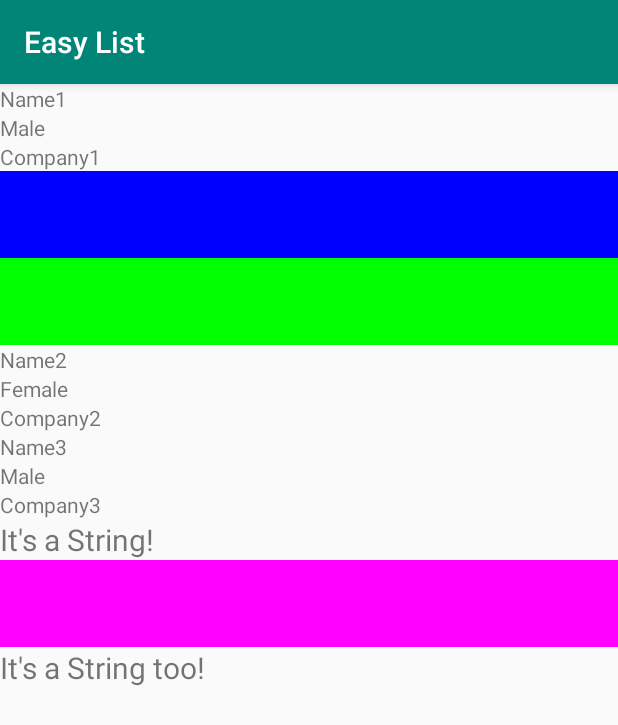
After one commit to nicolasCastro/easy-list, an Android app: the MultiRendererListActivity screen opened directly, with no data from a screen before it, on a phone screen of 412 x 824 dp. The commit adds this screen. Shown: the top 725 px of the screen. Run offline under Robolectric (Android 15) with nearby library versions, the phone set to English and light mode, and no system bars.

Commit message:
add easylist sample

```diff
--- a/app/src/main/AndroidManifest.xml
+++ b/app/src/main/AndroidManifest.xml
@@ -12,6 +12,8 @@
             android:theme="@style/AppTheme">
         <activity android:name=".RendererListActivity">
         </activity>
+        <activity android:name=".MultiRendererListActivity">
+        </activity>
         <activity android:name=".PagedListActivity">
         </activity>
         <activity android:name=".MainActivity">
--- /dev/null
+++ b/app/src/main/java/com/thinkup/sampleeasy/ColoredItem.kt
@@ -0,0 +1,3 @@
+package com.thinkup.sampleeasy
+
+data class ColoredItem(val color: Int)
--- /dev/null
+++ b/app/src/main/java/com/thinkup/sampleeasy/ColoredRenderer.kt
@@ -0,0 +1,15 @@
+package com.thinkup.sampleeasy
+
+import android.view.View
+import android.view.ViewGroup
+import androidx.core.content.ContextCompat
+import com.thinkup.easycore.ViewRenderer
+import kotlinx.android.synthetic.main.item_sample.view.*
+
+class ColoredRenderer : ViewRenderer<ColoredItem, View>(ColoredItem::class) {
+    override fun create(parent: ViewGroup): View = inflate(R.layout.item_sample, parent, false)
+
+    override fun bind(view: View, model: ColoredItem, position: Int) {
+        view.setBackgroundColor(model.color)
+    }
+}
--- /dev/null
+++ b/app/src/main/java/com/thinkup/sampleeasy/CustomStringView.kt
@@ -0,0 +1,15 @@
+package com.thinkup.sampleeasy
+
+import android.content.Context
+import android.util.AttributeSet
+import android.widget.TextView
+
+class CustomStringView(context: Context, attrs: AttributeSet?) : TextView(context, attrs) {
+    init {
+        textSize = 20.0f
+    }
+
+    fun bind(text: String) {
+        this.text = text
+    }
+}
--- a/app/src/main/java/com/thinkup/sampleeasy/MainActivity.kt
+++ b/app/src/main/java/com/thinkup/sampleeasy/MainActivity.kt
@@ -24,5 +24,9 @@ class MainActivity : AppCompatActivity() {
         listSampleButton.setOnClickListener {
             startActivity(Intent(this, RendererListActivity::class.java))
         }
+
+        multilistSampleButton.setOnClickListener {
+            startActivity(Intent(this, MultiRendererListActivity::class.java))
+        }
     }
 }
--- /dev/null
+++ b/app/src/main/java/com/thinkup/sampleeasy/MultiRendererListActivity.kt
@@ -0,0 +1,59 @@
+package com.thinkup.sampleeasy
+
+import android.graphics.Color
+import android.os.Bundle
+import androidx.appcompat.app.AppCompatActivity
+import androidx.recyclerview.widget.LinearLayoutManager
+import com.thinkup.easylist.RendererAdapter
+import kotlinx.android.synthetic.main.activity_renderer_list.*
+
+class MultiRendererListActivity : AppCompatActivity() {
+
+    val adapter = RendererAdapter()
+    private val storageSampleData: StorageSampleData by lazy { StorageSampleData(this) }
+
+    override fun onCreate(savedInstanceState: Bundle?) {
+        super.onCreate(savedInstanceState)
+        setContentView(R.layout.activity_renderer_list)
+
+        prepareList()
+        prepareRefresh()
+        loadItems()
+    }
+
+    private fun prepareList() {
+        sampleList.layoutManager = LinearLayoutManager(this)
+        adapter.addRenderer(SampleRenderer())
+        adapter.addRenderer(ColoredRenderer())
+        adapter.addRenderer(StringRenderer())
+        sampleList.adapter = adapter
+    }
+
+    private fun prepareRefresh() {
+        sampleRefresh.isRefreshing = false
+        sampleRefresh.setColorSchemeResources(R.color.colorPrimary)
+        sampleRefresh.setOnRefreshListener {
+            sampleRefresh.isRefreshing = true
+            loadItems()
+        }
+    }
+
+    private fun loadItems() {
+        adapter.setItems(getInitial())
+        sampleRefresh.isRefreshing = false
+    }
+
+    fun getInitial(): List<Any> {
+        return mutableListOf<Any>().apply {
+
+            add(SampleItem("1", "Name1", "Male", "Company1"))
+            add(ColoredItem(Color.BLUE))
+            add(ColoredItem(Color.GREEN))
+            add(SampleItem("2", "Name2", "Female", "Company2"))
+            add(SampleItem("3", "Name3", "Male", "Company3"))
+            add("It's a String!")
+            add(ColoredItem(Color.MAGENTA))
+            add("It's a String too!")
+        }
+    }
+}
--- /dev/null
+++ b/app/src/main/java/com/thinkup/sampleeasy/StringRenderer.kt
@@ -0,0 +1,12 @@
+package com.thinkup.sampleeasy
+
+import android.view.ViewGroup
+import com.thinkup.easycore.ViewRenderer
+
+class StringRenderer : ViewRenderer<String, CustomStringView>(String::class) {
+    override fun create(parent: ViewGroup): CustomStringView = CustomStringView(parent.context, null)
+
+    override fun bind(view: CustomStringView, model: String, position: Int) {
+        view.bind(model)
+    }
+}
--- a/app/src/main/res/layout/activity_main.xml
+++ b/app/src/main/res/layout/activity_main.xml
@@ -19,4 +19,10 @@
             app:layout_constraintTop_toBottomOf="@+id/pagedSampleButton"
             android:text="RENDERER LIST SAMPLE"/>
 
+    <Button android:id="@+id/multilistSampleButton"
+            android:layout_width="match_parent"
+            android:layout_height="wrap_content"
+            app:layout_constraintTop_toBottomOf="@+id/listSampleButton"
+            android:text="MULTI RENDERERS LIST SAMPLE"/>
+
 </androidx.constraintlayout.widget.ConstraintLayout>
```
